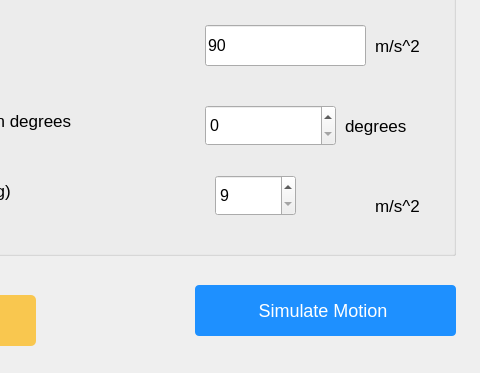
This is mainwindow.ui in edeniyanda/Turtle-Projectile-Simulation as Qt 5 draws it before an edit; both pictures show x 255 to 735 and y 245 to 618 of the 735 by 618 pixel window. The edited form follows.
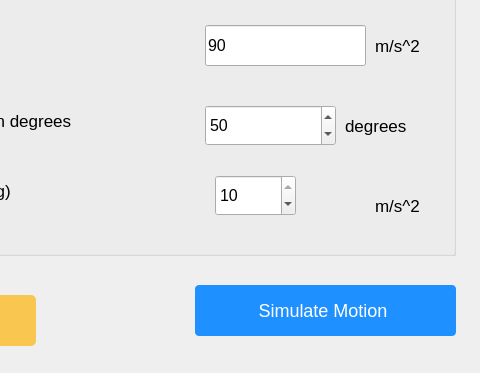
This is the edited form.

Diff of the .ui file:
```diff
--- a/mainwindow.ui
+++ b/mainwindow.ui
@@ -139,6 +139,9 @@
      <property name="maximum">
       <number>360</number>
      </property>
+     <property name="value">
+      <number>50</number>
+     </property>
     </widget>
     <widget class="QLabel" name="label_7">
      <property name="geometry">
@@ -206,7 +209,7 @@
       <enum>QAbstractSpinBox::AdaptiveDecimalStepType</enum>
      </property>
      <property name="value">
-      <number>9</number>
+      <number>10</number>
      </property>
      <property name="displayIntegerBase">
       <number>10</number>
```
